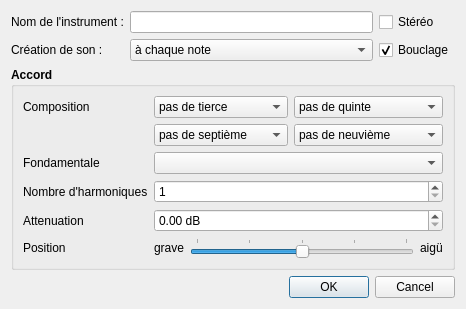
Qt form sources/editor/tools/chords/toolchords_gui.ui (davy7125/polyphone) before a commit.
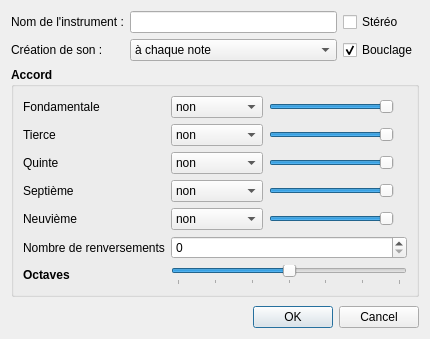
The same form after that commit.

```diff
--- a/sources/editor/tools/chords/toolchords_gui.ui
+++ b/sources/editor/tools/chords/toolchords_gui.ui
@@ -6,8 +6,8 @@
    <rect>
     <x>0</x>
     <y>0</y>
-    <width>402</width>
-    <height>299</height>
+    <width>430</width>
+    <height>339</height>
    </rect>
   </property>
   <property name="windowTitle">
@@ -86,34 +86,8 @@
       <string>Accord</string>
      </property>
      <layout class="QGridLayout" name="gridLayout_2">
-      <item row="4" column="0">
-       <widget class="QLabel" name="label_6">
-        <property name="font">
-         <font>
-          <weight>50</weight>
-          <bold>false</bold>
-         </font>
-        </property>
-        <property name="text">
-         <string>Attenuation</string>
-        </property>
-       </widget>
-      </item>
-      <item row="2" column="0">
-       <widget class="QLabel" name="label_2">
-        <property name="font">
-         <font>
-          <weight>50</weight>
-          <bold>false</bold>
-         </font>
-        </property>
-        <property name="text">
-         <string>Fondamentale</string>
-        </property>
-       </widget>
-      </item>
       <item row="3" column="0">
-       <widget class="QLabel" name="label_5">
+       <widget class="QLabel" name="label_7">
         <property name="font">
          <font>
           <weight>50</weight>
@@ -121,7 +95,7 @@
          </font>
         </property>
         <property name="text">
-         <string>Nombre d'harmoniques</string>
+         <string>Septième</string>
         </property>
        </widget>
       </item>
@@ -134,12 +108,12 @@
          </font>
         </property>
         <property name="text">
-         <string>Composition</string>
+         <string>Fondamentale</string>
         </property>
        </widget>
       </item>
-      <item row="5" column="0">
-       <widget class="QLabel" name="label_7">
+      <item row="4" column="0">
+       <widget class="QLabel" name="label_8">
         <property name="font">
          <font>
           <weight>50</weight>
@@ -147,12 +121,38 @@
          </font>
         </property>
         <property name="text">
-         <string>Position</string>
+         <string>Neuvième</string>
         </property>
        </widget>
       </item>
-      <item row="3" column="1" colspan="2">
-       <widget class="QSpinBox" name="spinHarmonicNumber">
+      <item row="2" column="0">
+       <widget class="QLabel" name="label_6">
+        <property name="font">
+         <font>
+          <weight>50</weight>
+          <bold>false</bold>
+         </font>
+        </property>
+        <property name="text">
+         <string>Quinte</string>
+        </property>
+       </widget>
+      </item>
+      <item row="1" column="0">
+       <widget class="QLabel" name="label_2">
+        <property name="font">
+         <font>
+          <weight>50</weight>
+          <bold>false</bold>
+         </font>
+        </property>
+        <property name="text">
+         <string>Tierce</string>
+        </property>
+       </widget>
+      </item>
+      <item row="2" column="2">
+       <widget class="QSlider" name="sliderType5">
         <property name="font">
          <font>
           <weight>50</weight>
@@ -160,30 +160,23 @@
          </font>
         </property>
         <property name="minimum">
-         <number>1</number>
+         <number>-1440</number>
         </property>
         <property name="maximum">
+         <number>0</number>
+        </property>
+        <property name="singleStep">
          <number>10</number>
         </property>
-       </widget>
-      </item>
-      <item row="4" column="1" colspan="2">
-       <widget class="QDoubleSpinBox" name="doubleSpinAttenuation">
-        <property name="font">
-         <font>
-          <weight>50</weight>
-          <bold>false</bold>
-         </font>
+        <property name="pageStep">
+         <number>100</number>
         </property>
-        <property name="suffix">
-         <string> dB</string>
+        <property name="orientation">
+         <enum>Qt::Horizontal</enum>
         </property>
-        <property name="maximum">
-         <double>144.000000000000000</double>
-        </property>
        </widget>
       </item>
-      <item row="0" column="1">
+      <item row="1" column="1">
        <widget class="QComboBox" name="comboType3">
         <property name="font">
          <font>
@@ -193,80 +186,142 @@
         </property>
         <item>
          <property name="text">
-          <string>pas de tierce</string>
+          <string>non</string>
          </property>
         </item>
         <item>
          <property name="text">
-          <string>tierce majeure</string>
+          <string>majeure</string>
          </property>
         </item>
         <item>
          <property name="text">
-          <string>tierce mineure</string>
+          <string>mineure</string>
          </property>
         </item>
        </widget>
       </item>
-      <item row="5" column="1" colspan="2">
-       <layout class="QHBoxLayout" name="horizontalLayout">
+      <item row="0" column="1">
+       <widget class="QComboBox" name="comboType1">
+        <property name="font">
+         <font>
+          <weight>50</weight>
+          <bold>false</bold>
+         </font>
+        </property>
         <item>
-         <widget class="QLabel" name="label_8">
-          <property name="font">
-           <font>
-            <weight>50</weight>
-            <bold>false</bold>
-           </font>
-          </property>
-          <property name="text">
-           <string>grave</string>
-          </property>
-         </widget>
+         <property name="text">
+          <string>non</string>
+         </property>
         </item>
         <item>
-         <widget class="QSlider" name="horizontalPosition">
-          <property name="font">
-           <font>
-            <weight>50</weight>
-            <bold>false</bold>
-           </font>
-          </property>
-          <property name="minimum">
-           <number>-6</number>
-          </property>
-          <property name="maximum">
-           <number>6</number>
-          </property>
-          <property name="pageStep">
-           <number>2</number>
-          </property>
-          <property name="orientation">
-           <enum>Qt::Horizontal</enum>
-          </property>
-          <property name="tickPosition">
-           <enum>QSlider::TicksAbove</enum>
-          </property>
-          <property name="tickInterval">
-           <number>3</number>
-          </property>
-         </widget>
+         <property name="text">
+          <string>oui</string>
+         </property>
         </item>
-        <item>
-         <widget class="QLabel" name="label_9">
-          <property name="font">
-           <font>
-            <weight>50</weight>
-            <bold>false</bold>
-           </font>
-          </property>
-          <property name="text">
-           <string>aigü</string>
-          </property>
-         </widget>
-        </item>
-       </layout>
+       </widget>
+      </item>
+      <item row="3" column="2">
+       <widget class="QSlider" name="sliderType7">
+        <property name="font">
+         <font>
+          <weight>50</weight>
+          <bold>false</bold>
+         </font>
+        </property>
+        <property name="minimum">
+         <number>-1440</number>
+        </property>
+        <property name="maximum">
+         <number>0</number>
+        </property>
+        <property name="singleStep">
+         <number>10</number>
+        </property>
+        <property name="pageStep">
+         <number>100</number>
+        </property>
+        <property name="orientation">
+         <enum>Qt::Horizontal</enum>
+        </property>
+       </widget>
       </item>
       <item row="0" column="2">
+       <widget class="QSlider" name="sliderType1">
+        <property name="font">
+         <font>
+          <weight>50</weight>
+          <bold>false</bold>
+         </font>
+        </property>
+        <property name="minimum">
+         <number>-1440</number>
+        </property>
+        <property name="maximum">
+         <number>0</number>
+        </property>
+        <property name="singleStep">
+         <number>10</number>
+        </property>
+        <property name="pageStep">
+         <number>100</number>
+        </property>
+        <property name="orientation">
+         <enum>Qt::Horizontal</enum>
+        </property>
+       </widget>
+      </item>
+      <item row="4" column="1">
+       <widget class="QComboBox" name="comboType9">
+        <property name="font">
+         <font>
+          <weight>50</weight>
+          <bold>false</bold>
+         </font>
+        </property>
+        <item>
+         <property name="text">
+          <string>non</string>
+         </property>
+        </item>
+        <item>
+         <property name="text">
+          <string>majeure</string>
+         </property>
+        </item>
+        <item>
+         <property name="text">
+          <string>mineure</string>
+         </property>
+        </item>
+       </widget>
+      </item>
+      <item row="1" column="2">
+       <widget class="QSlider" name="sliderType3">
+        <property name="font">
+         <font>
+          <weight>50</weight>
+          <bold>false</bold>
+         </font>
+        </property>
+        <property name="minimum">
+         <number>-1440</number>
+        </property>
+        <property name="maximum">
+         <number>0</number>
+        </property>
+        <property name="singleStep">
+         <number>10</number>
+        </property>
+        <property name="pageStep">
+         <number>100</number>
+        </property>
+        <property name="orientation">
+         <enum>Qt::Horizontal</enum>
+        </property>
+       </widget>
+      </item>
+      <item row="2" column="1">
        <widget class="QComboBox" name="comboType5">
         <property name="font">
          <font>
@@ -276,27 +331,27 @@
         </property>
         <item>
          <property name="text">
-          <string>pas de quinte</string>
+          <string>non</string>
          </property>
         </item>
         <item>
          <property name="text">
-          <string>quinte juste</string>
+          <string>juste</string>
          </property>
         </item>
         <item>
          <property name="text">
-          <string>quinte diminuée</string>
+          <string>diminuée</string>
          </property>
         </item>
         <item>
          <property name="text">
-          <string>quinte augmentée</string>
+          <string>augmentée</string>
          </property>
         </item>
        </widget>
       </item>
-      <item row="1" column="1">
+      <item row="3" column="1">
        <widget class="QComboBox" name="comboType7">
         <property name="font">
          <font>
@@ -306,63 +361,165 @@
         </property>
         <item>
          <property name="text">
-          <string>pas de septième</string>
+          <string>non</string>
          </property>
         </item>
         <item>
          <property name="text">
-          <string>septième majeure</string>
+          <string>mineure</string>
          </property>
         </item>
         <item>
          <property name="text">
-          <string>septième mineure</string>
+          <string>majeure</string>
          </property>
         </item>
         <item>
          <property name="text">
-          <string>septième diminuée</string>
+          <string>diminuée</string>
          </property>
         </item>
        </widget>
       </item>
-      <item row="1" column="2">
-       <widget class="QComboBox" name="comboType9">
+      <item row="4" column="2">
+       <widget class="QSlider" name="sliderType9">
         <property name="font">
          <font>
           <weight>50</weight>
           <bold>false</bold>
          </font>
         </property>
-        <item>
-         <property name="text">
-          <string>pas de neuvième</string>
-         </property>
-        </item>
-        <item>
-         <property name="text">
-          <string>neuvième majeure</string>
-         </property>
-        </item>
-        <item>
-         <property name="text">
-          <string>neuvième mineure</string>
-         </property>
-        </item>
-        <item>
-         <property name="text">
-          <string>neuvième augmentée</string>
-         </property>
-        </item>
+        <property name="minimum">
+         <number>-1440</number>
+        </property>
+        <property name="maximum">
+         <number>0</number>
+        </property>
+        <property name="singleStep">
+         <number>10</number>
+        </property>
+        <property name="pageStep">
+         <number>100</number>
+        </property>
+        <property name="orientation">
+         <enum>Qt::Horizontal</enum>
+        </property>
        </widget>
       </item>
-      <item row="2" column="1" colspan="2">
-       <widget class="QComboBox" name="comboRootKey">
+      <item row="5" column="0">
+       <widget class="QLabel" name="label_5">
         <property name="font">
          <font>
           <weight>50</weight>
           <bold>false</bold>
          </font>
+        </property>
+        <property name="text">
+         <string>Nombre de renversements</string>
+        </property>
+       </widget>
+      </item>
+      <item row="5" column="1" colspan="3">
+       <widget class="QSpinBox" name="spinInversions">
+        <property name="font">
+         <font>
+          <weight>50</weight>
+          <bold>false</bold>
+         </font>
+        </property>
+        <property name="minimum">
+         <number>0</number>
+        </property>
+        <property name="maximum">
+         <number>4</number>
+        </property>
+       </widget>
+      </item>
+      <item row="1" column="3">
+       <widget class="QLabel" name="labelType3">
+        <property name="font">
+         <font>
+          <weight>50</weight>
+          <bold>false</bold>
+         </font>
+        </property>
+        <property name="text">
+         <string/>
+        </property>
+       </widget>
+      </item>
+      <item row="0" column="3">
+       <widget class="QLabel" name="labelType1">
+        <property name="font">
+         <font>
+          <weight>50</weight>
+          <bold>false</bold>
+         </font>
+        </property>
+        <property name="text">
+         <string/>
+        </property>
+       </widget>
+      </item>
+      <item row="2" column="3">
+       <widget class="QLabel" name="labelType5">
+        <property name="font">
+         <font>
+          <weight>50</weight>
+          <bold>false</bold>
+         </font>
+        </property>
+        <property name="text">
+         <string/>
+        </property>
+       </widget>
+      </item>
+      <item row="3" column="3">
+       <widget class="QLabel" name="labelType7">
+        <property name="font">
+         <font>
+          <weight>50</weight>
+          <bold>false</bold>
+         </font>
+        </property>
+        <property name="text">
+         <string/>
+        </property>
+       </widget>
+      </item>
+      <item row="4" column="3">
+       <widget class="QLabel" name="labelType9">
+        <property name="font">
+         <font>
+          <weight>50</weight>
+          <bold>false</bold>
+         </font>
+        </property>
+        <property name="text">
+         <string/>
+        </property>
+       </widget>
+      </item>
+      <item row="6" column="0">
+       <widget class="QLabel" name="label_9">
+        <property name="text">
+         <string>Octaves</string>
+        </property>
+       </widget>
+      </item>
+      <item row="6" column="1" colspan="3">
+       <widget class="QSlider" name="sliderOctave">
+        <property name="minimum">
+         <number>-3</number>
+        </property>
+        <property name="maximum">
+         <number>3</number>
+        </property>
+        <property name="orientation">
+         <enum>Qt::Horizontal</enum>
+        </property>
+        <property name="tickPosition">
+         <enum>QSlider::TicksBelow</enum>
         </property>
        </widget>
       </item>
```
